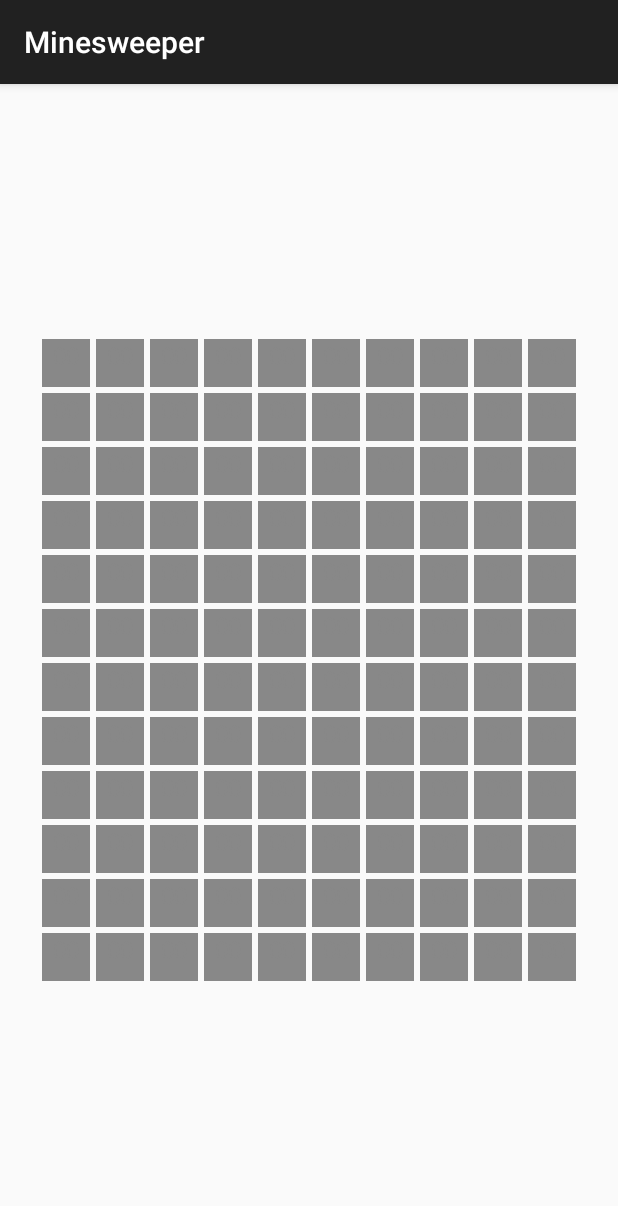
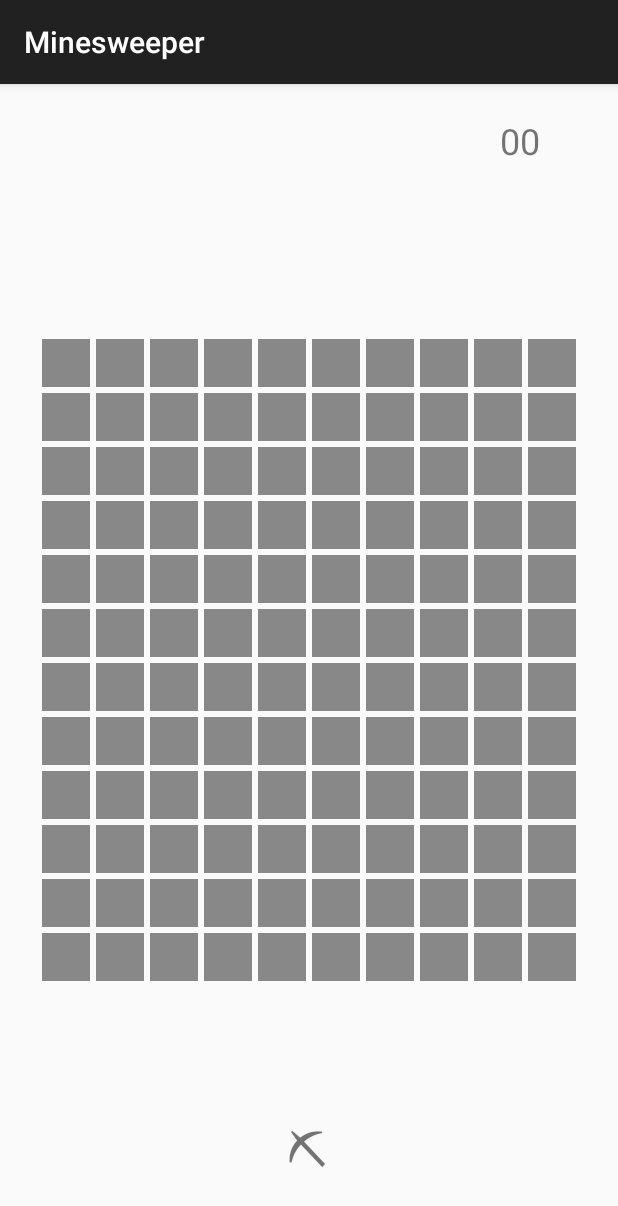
Before and after one commit to asanjaye/Minesweeper, an Android app: the screen it shows after launch (MainActivity), on a phone screen of 412 x 824 dp. Shown: the top 1206 px of the screen. Run offline under Robolectric (Android 15) with nearby library versions, the phone set to English and light mode, and no system bars.

Commit message:
added timer and icons

```diff
--- a/app/src/main/java/com/example/minesweeper/MainActivity.java
+++ b/app/src/main/java/com/example/minesweeper/MainActivity.java
@@ -6,6 +6,7 @@ import androidx.gridlayout.widget.GridLayout;
 import android.content.res.Resources;
 import android.graphics.Color;
 import android.os.Bundle;
+import android.os.Handler;
 import android.view.LayoutInflater;
 import android.view.View;
 import android.widget.TextView;
@@ -13,7 +14,9 @@ import android.widget.TextView;
 import java.util.ArrayList;
 
 public class MainActivity extends AppCompatActivity {
-
+    private int clock = 0;
+    private String icon = "flag";
+    private boolean running = false;
     private static final int COLUMN_COUNT = 2;
 
     // save the TextViews of all cells in an array, so later on,
@@ -32,59 +35,7 @@ public class MainActivity extends AppCompatActivity {
 
         cell_tvs = new ArrayList<TextView>();
 
-        // Method (1): add statically created cells
-//        TextView tv00 = (TextView) findViewById(R.id.textView00);
-//        TextView tv01 = (TextView) findViewById(R.id.textView01);
-//        TextView tv10 = (TextView) findViewById(R.id.textView10);
-//        TextView tv11 = (TextView) findViewById(R.id.textView11);
-//
-//
-//        tv00.setTextColor(Color.GRAY);
-//        tv00.setBackgroundColor(Color.GRAY);
-//        tv00.setOnClickListener(this::onClickTV);
-//
-//        tv01.setTextColor(Color.GRAY);
-//        tv01.setBackgroundColor(Color.GRAY);
-//        tv01.setOnClickListener(this::onClickTV);
-//
-//        tv10.setTextColor(Color.GRAY);
-//        tv10.setBackgroundColor(Color.GRAY);
-//        tv10.setOnClickListener(this::onClickTV);
-//
-//        tv11.setTextColor(Color.GRAY);
-//        tv11.setBackgroundColor(Color.GRAY);
-//        tv11.setOnClickListener(this::onClickTV);
-//
-//        cell_tvs.add(tv00);
-//        cell_tvs.add(tv01);
-//        cell_tvs.add(tv10);
-//        cell_tvs.add(tv11);
-//
-//        // Method (2): add four dynamically created cells
         GridLayout grid = (GridLayout) findViewById(R.id.gridLayout01);
-//        for (int i = 2; i<=4; i++) {
-//            for (int j=0; j<=1; j++) {
-//                TextView tv = new TextView(this);
-//                tv.setHeight( dpToPixel(64) );
-//                tv.setWidth( dpToPixel(64) );
-//                tv.setTextSize( 32 );//dpToPixel(32) );
-//                tv.setTextAlignment(TextView.TEXT_ALIGNMENT_CENTER);
-//                tv.setTextColor(Color.GRAY);
-//                tv.setBackgroundColor(Color.GRAY);
-//                tv.setOnClickListener(this::onClickTV);
-//
-//                GridLayout.LayoutParams lp = new GridLayout.LayoutParams();
-//                lp.setMargins(dpToPixel(2), dpToPixel(2), dpToPixel(2), dpToPixel(2));
-//                lp.rowSpec = GridLayout.spec(i);
-//                lp.columnSpec = GridLayout.spec(j);
-//
-//                grid.addView(tv, lp);
-//
-//                cell_tvs.add(tv);
-//            }
-//        }
-
-        // Method (3): add four dynamically created cells with LayoutInflater
         LayoutInflater li = LayoutInflater.from(this);
         for (int i = 0; i<=11; i++) {
             for (int j=0; j<=9; j++) {
@@ -103,6 +54,12 @@ public class MainActivity extends AppCompatActivity {
                 cell_tvs.add(tv);
             }
         }
+        if (savedInstanceState != null) {
+            clock = savedInstanceState.getInt("clock");
+            running = savedInstanceState.getBoolean("running");
+        }
+//        running=true;
+        runTimer();
 
     }
 
@@ -115,6 +72,7 @@ public class MainActivity extends AppCompatActivity {
     }
 
     public void onClickTV(View view){
+        running=true;
         TextView tv = (TextView) view;
         int n = findIndexOfCellTextView(tv);
         int i = n/COLUMN_COUNT;
@@ -128,4 +86,53 @@ public class MainActivity extends AppCompatActivity {
             tv.setBackgroundColor(Color.LTGRAY);
         }
     }
+    public void onSaveInstanceState(Bundle savedInstanceState) {
+        super.onSaveInstanceState(savedInstanceState);
+        savedInstanceState.putInt("clock", clock);
+        savedInstanceState.putBoolean("running", running);
+    }
+
+    public void onClickStart(View view) {
+        running = true;
+    }
+    public void switchToFlag(View view){
+        TextView textView = findViewById(R.id.textView01);
+        if(icon.equals("pick")){
+            textView.setText(R.string.flag);
+            icon="flag";
+        }
+        else{
+            textView.setText(R.string.pick);
+            icon="pick";
+        }
+    }
+
+    public void onClickStop(View view) {
+        running = false;
+    }
+    public void onClickClear(View view) {
+        running = false;
+        clock = 0;
+    }
+
+    private void runTimer() {
+        final TextView timeView = (TextView) findViewById(R.id.textView);
+        final Handler handler = new Handler();
+
+        handler.post(new Runnable() {
+            @Override
+            public void run() {
+                int hours =clock/3600;
+                int minutes = (clock%3600) / 60;
+                int seconds = clock%60;
+                String time = String.format("%02d", seconds);
+                timeView.setText(time);
+
+                if (running) {
+                    clock++;
+                }
+                handler.postDelayed(this, 1000);
+            }
+        });
+    }
 }
--- a/app/src/main/res/layout/activity_main.xml
+++ b/app/src/main/res/layout/activity_main.xml
@@ -6,11 +6,81 @@
     android:layout_height="match_parent"
     tools:context=".MainActivity">
 
+    <TextView
+        android:id="@+id/textView01"
+        android:layout_width="wrap_content"
+        android:layout_height="wrap_content"
+        android:width="64dp"
+        android:height="64dp"
+        android:text="@string/pick"
+    android:onClick="switchToFlag"
+    android:textAlignment="center"
+        android:textSize="32sp"
+        app:layout_column="0"
+        app:layout_constraintBottom_toBottomOf="parent"
+        app:layout_constraintEnd_toStartOf="@+id/textView"
+        app:layout_constraintHorizontal_bias="0.793"
+        app:layout_constraintStart_toStartOf="parent"
+        app:layout_constraintTop_toTopOf="parent"
+        app:layout_constraintVertical_bias="0.976"
+        app:layout_row="0" />
+
+    <TextView
+        android:id="@+id/textView00"
+        android:layout_width="wrap_content"
+        android:layout_height="wrap_content"
+        android:width="64dp"
+        android:height="64dp"
+        android:text="@string/flag"
+        android:textAlignment="center"
+        android:textSize="32sp"
+        app:layout_column="0"
+        app:layout_constraintBottom_toBottomOf="parent"
+        app:layout_constraintEnd_toStartOf="@+id/textView"
+        app:layout_constraintHorizontal_bias="0.081"
+        app:layout_constraintStart_toStartOf="parent"
+        app:layout_constraintTop_toTopOf="parent"
+        app:layout_constraintVertical_bias="0.022"
+        app:layout_row="0" />
+
+    <TextView
+        android:id="@+id/textView02"
+        android:layout_width="wrap_content"
+        android:layout_height="wrap_content"
+        android:width="64dp"
+        android:height="64dp"
+        android:text="@string/clock"
+        android:textAlignment="center"
+        android:textSize="32sp"
+        app:layout_column="0"
+        app:layout_constraintBottom_toBottomOf="parent"
+        app:layout_constraintEnd_toStartOf="@+id/textView"
+        app:layout_constraintHorizontal_bias="1.0"
+        app:layout_constraintStart_toStartOf="parent"
+        app:layout_constraintTop_toTopOf="parent"
+        app:layout_constraintVertical_bias="0.023"
+        app:layout_row="0" />
+
+    <TextView
+        android:id="@+id/textView"
+        android:layout_width="130dp"
+        android:layout_height="44dp"
+        android:layout_marginTop="16dp"
+        android:gravity="center_horizontal|center_vertical"
+        android:text="TextView"
+        android:textAlignment="center"
+        android:textSize="24sp"
+        app:layout_constraintEnd_toEndOf="parent"
+        app:layout_constraintHorizontal_bias="1.0"
+        app:layout_constraintStart_toStartOf="parent"
+        app:layout_constraintTop_toTopOf="parent" />
+
     <androidx.gridlayout.widget.GridLayout
         android:id="@+id/gridLayout01"
         android:layout_width="wrap_content"
         android:layout_height="wrap_content"
         android:layout_gravity="center"
+
         app:rowCount="12"
         app:columnCount="10"
         app:layout_constraintBottom_toBottomOf="parent"
@@ -20,102 +90,47 @@
         >
 
 
-<!--        <TextView-->
-<!--            android:id="@+id/textView00"-->
+<!--        <Button-->
+<!--            android:id="@+id/button"-->
 <!--            android:layout_width="wrap_content"-->
 <!--            android:layout_height="wrap_content"-->
-<!--            android:layout_marginStart="2dp"-->
-<!--            android:layout_marginTop="2dp"-->
-<!--            android:layout_marginEnd="2dp"-->
-<!--            android:layout_marginBottom="2dp"-->
-<!--            android:height="64dp"-->
-<!--            android:width="64dp"-->
-<!--            android:textSize="32sp"-->
-<!--            android:textAlignment="center"-->
-<!--            app:layout_column="0"-->
-<!--            app:layout_row="0" />-->
-<!--&lt;!&ndash;            android:text="@string/flag"&ndash;&gt;-->
+<!--            android:layout_marginTop="100dp"-->
+<!--            android:layout_marginBottom="10dp"-->
+<!--            android:text="Start"-->
+<!--            android:onClick="onClickStart"-->
+<!--            app:layout_constraintBottom_toTopOf="@+id/button2"-->
+<!--            app:layout_constraintEnd_toEndOf="parent"-->
+<!--            app:layout_constraintHorizontal_bias="0.495"-->
+<!--            app:layout_constraintStart_toStartOf="parent"-->
+<!--            app:layout_constraintTop_toBottomOf="@+id/textView" />-->
 
-
-<!--        <TextView-->
-<!--            android:id="@+id/textView01"-->
+<!--        <Button-->
+<!--            android:id="@+id/button2"-->
 <!--            android:layout_width="wrap_content"-->
 <!--            android:layout_height="wrap_content"-->
-<!--            android:layout_marginStart="2dp"-->
-<!--            android:layout_marginTop="2dp"-->
-<!--            android:layout_marginEnd="2dp"-->
-<!--            android:layout_marginBottom="2dp"-->
-<!--            android:height="64dp"-->
-<!--            android:width="64dp"-->
-<!--            android:textSize="32sp"-->
-<!--            android:textAlignment="center"-->
-<!--            app:layout_column="1"-->
-<!--            app:layout_row="0"/>-->
-<!--&lt;!&ndash;            android:text="@string/mine"&ndash;&gt;-->
+<!--            android:layout_marginTop="10dp"-->
+<!--            android:layout_marginBottom="10dp"-->
+<!--            android:text="Stop"-->
+<!--            android:onClick="onClickStop"-->
+<!--            app:layout_constraintBottom_toTopOf="@+id/button3"-->
+<!--            app:layout_constraintEnd_toEndOf="parent"-->
+<!--            app:layout_constraintHorizontal_bias="0.495"-->
+<!--            app:layout_constraintStart_toStartOf="parent"-->
+<!--            app:layout_constraintTop_toBottomOf="@+id/button" />-->
 
-
-<!--        <TextView-->
-<!--            android:id="@+id/textView10"-->
+<!--        <Button-->
+<!--            android:id="@+id/button3"-->
 <!--            android:layout_width="wrap_content"-->
 <!--            android:layout_height="wrap_content"-->
-<!--            android:layout_marginStart="2dp"-->
-<!--            android:layout_marginTop="2dp"-->
-<!--            android:layout_marginEnd="2dp"-->
-<!--            android:layout_marginBottom="2dp"-->
-<!--            android:height="64dp"-->
-<!--            android:width="64dp"-->
-<!--            android:text=""-->
-<!--            android:textSize="32sp"-->
-<!--            android:textAlignment="center"-->
-<!--            app:layout_column="0"-->
-<!--            app:layout_row="1" />-->
+<!--            android:layout_marginTop="10dp"-->
+<!--            android:layout_marginBottom="100dp"-->
+<!--            android:text="Clear"-->
+<!--            android:onClick="onClickClear"-->
+<!--            app:layout_constraintBottom_toBottomOf="parent"-->
+<!--            app:layout_constraintEnd_toEndOf="parent"-->
+<!--            app:layout_constraintStart_toStartOf="parent"-->
+<!--            app:layout_constraintTop_toBottomOf="@+id/button2" />-->
 
-<!--        <TextView-->
-<!--            android:id="@+id/textView11"-->
-<!--            android:layout_width="wrap_content"-->
-<!--            android:layout_height="wrap_content"-->
-<!--            android:layout_marginStart="2dp"-->
-<!--            android:layout_marginTop="2dp"-->
-<!--            android:layout_marginEnd="2dp"-->
-<!--            android:layout_marginBottom="2dp"-->
-<!--            android:width="64dp"-->
-<!--            android:height="64dp"-->
-<!--            android:text=""-->
-<!--            android:textSize="32sp"-->
-<!--            android:textAlignment="center"-->
-<!--            app:layout_column="1"-->
-<!--            app:layout_row="1" />-->
-
-<!--        <TextView-->
-<!--            android:id="@+id/textView20"-->
-<!--            android:layout_width="wrap_content"-->
-<!--            android:layout_height="wrap_content"-->
-<!--            android:layout_marginStart="2dp"-->
-<!--            android:layout_marginTop="2dp"-->
-<!--            android:layout_marginEnd="2dp"-->
-<!--            android:layout_marginBottom="2dp"-->
-<!--            android:width="64dp"-->
-<!--            android:height="64dp"-->
-<!--            android:text=""-->
-<!--            android:textSize="32sp"-->
-<!--            android:textAlignment="center"-->
-<!--            app:layout_column="1"-->
-<!--            app:layout_row="1" />-->
-<!--        <TextView-->
-<!--            android:id="@+id/textView23"-->
-<!--            android:layout_width="wrap_content"-->
-<!--            android:layout_height="wrap_content"-->
-<!--            android:layout_marginStart="2dp"-->
-<!--            android:layout_marginTop="2dp"-->
-<!--            android:layout_marginEnd="2dp"-->
-<!--            android:layout_marginBottom="2dp"-->
-<!--            android:width="64dp"-->
-<!--            android:height="64dp"-->
-<!--            android:text=""-->
-<!--            android:textSize="32sp"-->
-<!--            android:textAlignment="center"-->
-<!--            app:layout_column="2"-->
-<!--            app:layout_row="3" />-->
 
     </androidx.gridlayout.widget.GridLayout>
 
```
